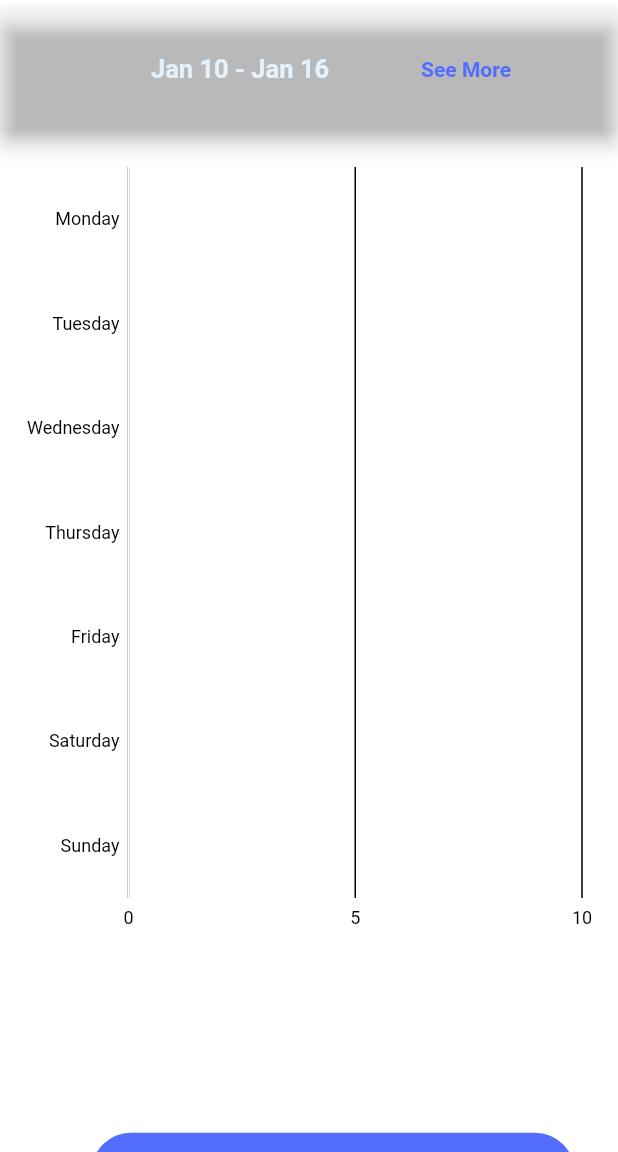
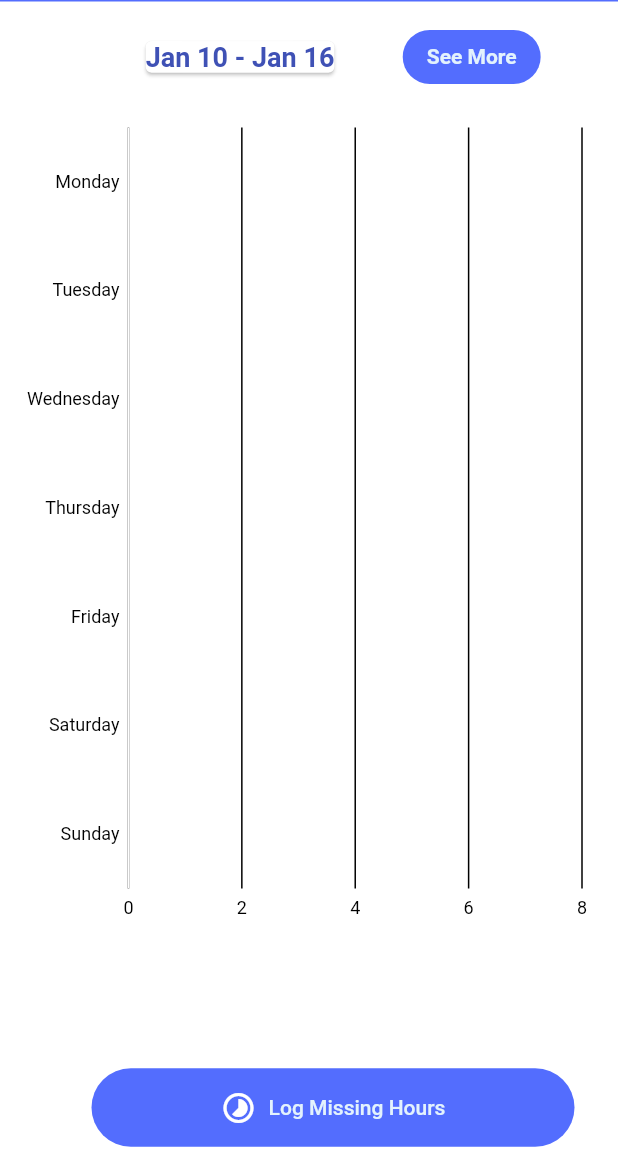
Before and after one commit to davinderkb/bonafide_app, a Flutter app: the screen it shows after launch, in the side drawer, after a tap on "See More", on a phone screen of 412 x 824 dp, the part 84-1236 px from its top. Run offline on Flutter 3.47's test engine with Material 2 defaults, Android fonts, the phone set to English and light mode, and no system bars; our stand-ins replace charts_flutter.

Commit message:
Decorated Nav Drawer

```diff
--- a/lib/main.dart
+++ b/lib/main.dart
@@ -41,14 +41,14 @@ class MainNavigationDrawer extends StatelessWidget {
 
     return Theme(
       data: Theme.of(context).copyWith(
-        canvasColor: Colors.blue[50], //This will change the drawer background to blue.
+        canvasColor: Colors.white, //This will change the drawer background to blue.
         //other styles
       ),
       child: new Drawer(
         child: ListTileTheme(
 
-          textColor: Colors.black,
-          iconColor: Colors.black,
+          textColor: Colors.indigoAccent,
+          iconColor: Colors.indigoAccent,
           dense:true,
 
 
@@ -57,14 +57,16 @@ class MainNavigationDrawer extends StatelessWidget {
             padding: EdgeInsets.zero,
             children: <Widget>[
               UserAccountsDrawerHeader(
-                accountName: Text('Naresh Kumar',style: TextStyle(fontWeight: FontWeight.bold)),
-                accountEmail: Text('nakumar@bonafide.com',style: TextStyle(fontWeight: FontWeight.bold)),
+                accountName: Text('Naresh Kumar',style: TextStyle(color:Colors.indigoAccent,fontWeight: FontWeight.bold)),
+                accountEmail: Text('naresh@bonafidetech.com',style: TextStyle(color:Colors.indigoAccent,fontWeight: FontWeight.normal)),
                 currentAccountPicture:
                 Image.asset('assets/images/ic_profile.png'),
-                decoration: BoxDecoration(color: Colors.blue),
+                decoration: BoxDecoration(color: Colors.blue[50], backgroundBlendMode: BlendMode.color, image: DecorationImage(
+                    image: AssetImage("assets/images/nav_header_bg.png"),
+                    fit: BoxFit.cover)),
               ),
               ListTile(
-                title: Text(Constants.MY_TIMESHEET,style: TextStyle(fontWeight: FontWeight.normal),),
+                title: Text(Constants.MY_TIMESHEET,style: TextStyle(fontWeight: FontWeight.bold),),
                 leading: Icon(Icons.calendar_today),
                 onTap: () {
                   // Update the state of the app
@@ -76,7 +78,7 @@ class MainNavigationDrawer extends StatelessWidget {
               ),
               //new Divider(height: 1.0, color: Colors.white,),
               ListTile(
-                title: Text(Constants.MY_REWARDS,style: TextStyle(fontWeight: FontWeight.normal),),
+                title: Text(Constants.MY_REWARDS,style: TextStyle(fontWeight: FontWeight.bold),),
                 leading: Icon(Icons.card_giftcard),
                 onTap: () {
                   Navigator.of(context).push(MaterialPageRoute(
@@ -84,7 +86,7 @@ class MainNavigationDrawer extends StatelessWidget {
                 },
               ),
               ListTile(
-                title: Text(Constants.MANAGE_LEAVES,style: TextStyle(fontWeight: FontWeight.normal),),
+                title: Text(Constants.MANAGE_LEAVES,style: TextStyle(fontWeight: FontWeight.bold),),
                 leading: Icon(Icons.calendar_view_day),
                 onTap: () {
                   Navigator.of(context).push(MaterialPageRoute(
@@ -92,7 +94,7 @@ class MainNavigationDrawer extends StatelessWidget {
                 },
               ),
               ListTile(
-                title: Text(Constants.ORGANIZATION_PROFILE,style: TextStyle(fontWeight: FontWeight.normal),),
+                title: Text(Constants.ORGANIZATION_PROFILE,style: TextStyle(fontWeight: FontWeight.bold),),
                 leading: Icon(Icons.business),
                 onTap: () {
                   Navigator.of(context).push(MaterialPageRoute(
@@ -100,7 +102,7 @@ class MainNavigationDrawer extends StatelessWidget {
                 },
               ),
               ListTile(
-                title: Text(Constants.CHANGE_PASSWORD,style: TextStyle(fontWeight: FontWeight.normal),),
+                title: Text(Constants.CHANGE_PASSWORD,style: TextStyle(fontWeight: FontWeight.bold),),
                 leading: Icon(Icons.settings),
                 onTap: () {
                   Navigator.of(context).push(MaterialPageRoute(
@@ -108,7 +110,7 @@ class MainNavigationDrawer extends StatelessWidget {
                 },
               ),
               ListTile(
-                title: Text(Constants.LOGOUT,style: TextStyle(fontWeight: FontWeight.normal),),
+                title: Text(Constants.LOGOUT,style: TextStyle(fontWeight: FontWeight.bold),),
                 leading: Icon(Icons.launch),
                 onTap: () {
                   Navigator.of(context).push(MaterialPageRoute(
--- a/lib/mytimesheet.dart
+++ b/lib/mytimesheet.dart
@@ -42,12 +42,23 @@ class MyTimesheet extends StatelessWidget {
               mainAxisAlignment: MainAxisAlignment.center,
               mainAxisSize: MainAxisSize.max,
               children: [
-                Card(
-                  margin: EdgeInsets.only(top: 5.0),
-                  elevation:5,
-                  color: Colors.transparent,
+                SizedBox(
+                  width:MediaQuery
+                      .of(context)
+                      .size
+                      .width ,
+                  height: 1.0,
+                  child: Container(color: Colors.indigoAccent,),
+                ),
+                SizedBox(
+                  width:MediaQuery
+                      .of(context)
+                      .size
+                      .width ,
+                  height: 4.0,
 
-                  child: SizedBox(
+                ),
+                SizedBox(
                   width: MediaQuery
                       .of(context)
                       .size
@@ -58,7 +69,7 @@ class MyTimesheet extends StatelessWidget {
                       .height) - (MediaQuery
                       .of(context)
                       .size
-                        .height / 1.25)) / 2,
+                      .height / 1.25)) / 2.5,
                   child: Column(
                       mainAxisAlignment: MainAxisAlignment.center,
                       children: [Padding(
@@ -70,21 +81,24 @@ class MyTimesheet extends StatelessWidget {
                             Text("", style: TextStyle(
                                 fontWeight: FontWeight.w500,
                                 fontSize: 17,
-                                  color: Colors.blueAccent)),
-                              Text("Jan 10 - Jan 16", style: TextStyle(
+                                color: Colors.blueAccent),),
+                            Card(
+                              elevation: 1.0,
+                              child: Text("Jan 10 - Jan 16", style: TextStyle(
                                   fontWeight: FontWeight.bold,
-                                  fontSize: 17,
-                                  color: Colors.blue[50])),
+                                  fontSize: 18,
+                                  color: Colors.indigo)),
+                            ),
                             FlatButton(onPressed: () {},
+                                shape: RoundedRectangleBorder(borderRadius: new BorderRadius.circular(30.0)),
+                                color: Colors.indigoAccent,
 
-                                  color: Colors.transparent,
                                 child: Text("See More", style: TextStyle( fontWeight: FontWeight.bold,
-                                      color: Colors.indigoAccent,)))
+                                    color: Colors.blue[50],)))
                           ],
                         ),
                       ),
                       ]
-                    ),
                   ),
                 ),
                 Center(
@@ -98,7 +112,7 @@ class MyTimesheet extends StatelessWidget {
                         .size
                         .height / 1.5,
                     child: Padding(
-                      padding: EdgeInsets.all(10.0),
+                      padding: EdgeInsets.only(left:10.0,right: 10.0),
                       child: new charts.BarChart(
                         timesheetEntriesList,
                         animate: animate,
@@ -181,10 +195,10 @@ class MyTimesheet extends StatelessWidget {
     final green = charts.MaterialPalette.green.makeShades(1);
     final data = [
       new TimesheetEntry('Monday', 8.0),
-      new TimesheetEntry('Tuesday', 4.0),
+      new TimesheetEntry('Tuesday', 8.0),
       new TimesheetEntry('Wednesday', 8.0),
-      new TimesheetEntry('Thursday', 10.0),
-      new TimesheetEntry('Friday', 8.0),
+      new TimesheetEntry('Thursday', 6.0),
+      new TimesheetEntry('Friday', 7.0),
       new TimesheetEntry('Saturday', 0),
       new TimesheetEntry('Sunday', 0),
     ];
--- a/lib/util/constants.dart
+++ b/lib/util/constants.dart
@@ -1,5 +1,5 @@
 class Constants{
-  static const ORGANIZATION_PROFILE = 'Organization Profile';
+  static const ORGANIZATION_PROFILE = 'Organization';
   static const MANAGE_LEAVES = 'Manage Leaves';
   static const MY_TIMESHEET = 'My Timesheet';
   static const MY_REWARDS = 'My Rewards';
```
Also changed, not shown: assets/images/ic_profile.png, assets/images/nav_header_bg.png (added). Lines whose indentation alone changed are shown as unchanged.
